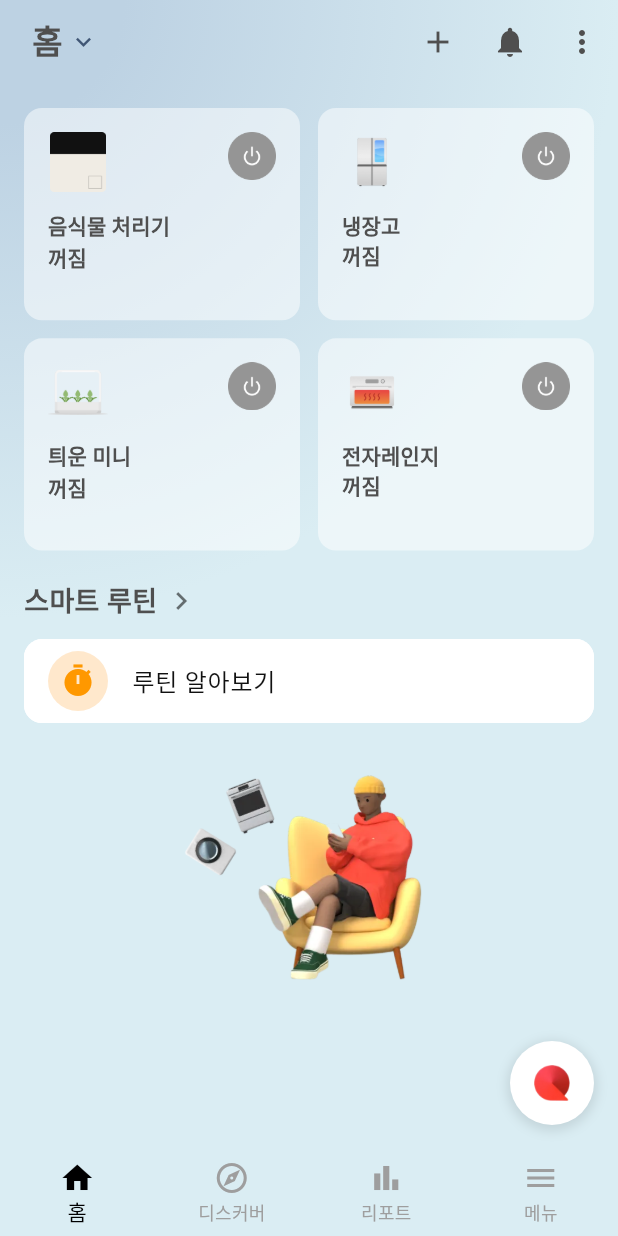
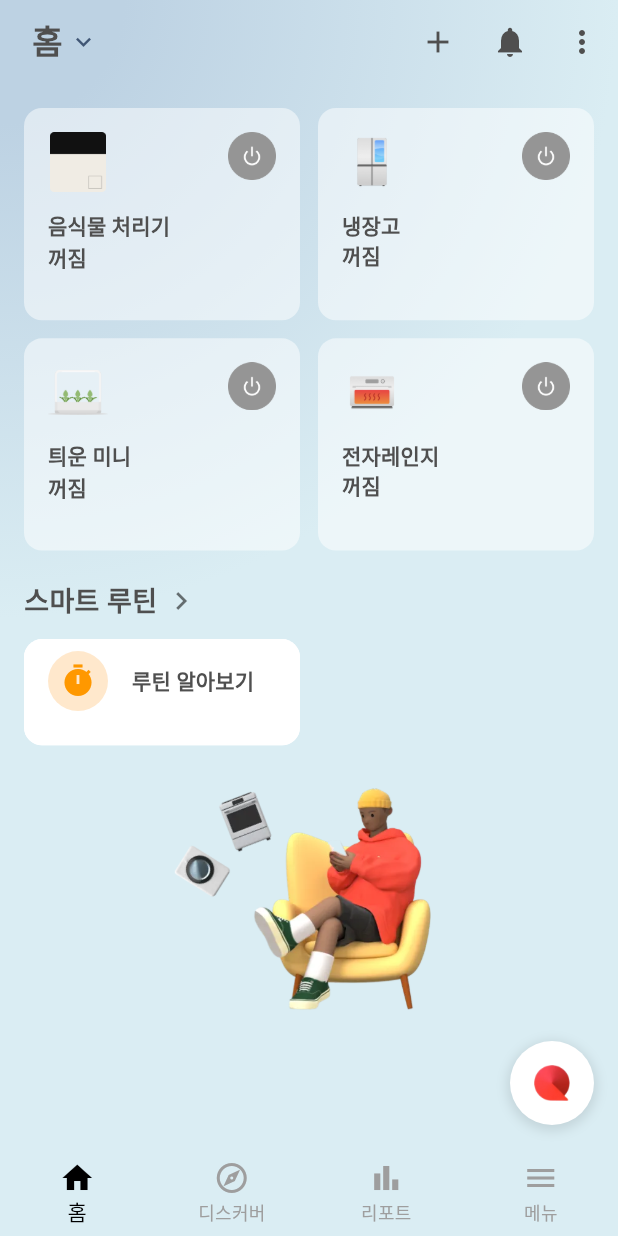
Before and after one commit to 5MinHaAll/5minha_lg-newzen, a Flutter app: the Home screen opened directly with empty values, on a phone screen of 412 x 824 dp. Run offline on Flutter 3.47's test engine with Material 3 defaults, Android fonts, the phone set to English and light mode, and no system bars; our stand-ins replace camera, firebase_auth, firebase_core, google_fonts, image_picker; missing offline and left inert: flutter_vision; accounts and stored records are empty; Roboto replaces fonts that are missing (Lg).

```diff
--- a/lib/screens/auth/login.dart
+++ b/lib/screens/auth/login.dart
@@ -114,8 +114,8 @@ class _LoginState extends State<Login> {
                 Align(
                   alignment: Alignment.centerLeft,
                   child: Image.asset(
-                    'assets/images/login/lge_logo_kr.png',
-                    height: 50,
+                    'assets/images/login/lge_logo_kr_new.png',
+                    height: 40,
                   ),
                 ),
 
--- a/lib/screens/home.dart
+++ b/lib/screens/home.dart
@@ -1,6 +1,7 @@
 import 'package:flutter/material.dart';
 import '../components/device_card.dart';
 import '../theme/app_colors.dart';
+import '../theme/app_text.dart';
 import 'device/device_on.dart';
 import '../components/appbar_home.dart';
 import '../components/bottom_nav_bar.dart';
@@ -36,6 +37,7 @@ class _HomeState extends State<Home> {
   @override
   Widget build(BuildContext context) {
     final bottomPadding = MediaQuery.of(context).padding.bottom;
+    final textTheme = Theme.of(context).textTheme;
 
     return Container(
       decoration: const BoxDecoration(
@@ -56,12 +58,14 @@ class _HomeState extends State<Home> {
         appBar: HomeAppBar(userName: widget.userName),
         body: SafeArea(
           bottom: false,
-          child: SingleChildScrollView(
+          child: Stack(
+            children: [
+              SingleChildScrollView(
                 padding: EdgeInsets.only(
                   left: 16,
                   right: 16,
                   top: 16,
-              bottom: kBottomNavigationBarHeight + bottomPadding + 16,
+                  bottom: kBottomNavigationBarHeight + bottomPadding + 200,
                 ),
                 child: Column(
                   crossAxisAlignment: CrossAxisAlignment.start,
@@ -70,7 +74,8 @@ class _HomeState extends State<Home> {
                       shrinkWrap: true,
                       physics: const NeverScrollableScrollPhysics(),
                       padding: EdgeInsets.zero,
-                  gridDelegate: const SliverGridDelegateWithFixedCrossAxisCount(
+                      gridDelegate:
+                          const SliverGridDelegateWithFixedCrossAxisCount(
                         crossAxisCount: 2,
                         crossAxisSpacing: 12,
                         mainAxisSpacing: 12,
@@ -133,7 +138,7 @@ class _HomeState extends State<Home> {
                       ],
                     ),
                     Padding(
-                  padding: const EdgeInsets.only(top: 20), // 상단 여백을 8로 설정
+                      padding: const EdgeInsets.only(top: 20),
                       child: Row(
                         mainAxisAlignment: MainAxisAlignment.start,
                         children: [
@@ -146,12 +151,17 @@ class _HomeState extends State<Home> {
                           ),
                           const SizedBox(width: 4),
                           Icon(Icons.chevron_right,
-                          size: 24, color: Colors.black54), // chevron 아이콘 추가
+                              size: 24, color: Colors.black54),
                         ],
                       ),
                     ),
                     const SizedBox(height: 12),
-                Container(
+                    SizedBox(
+                      width: MediaQuery.of(context).size.width / 2 - 22,
+                      // TODO: height 수정 필요
+                      child: AspectRatio(
+                        aspectRatio: 2.6,
+                        child: Container(
                           decoration: BoxDecoration(
                             color: Colors.white,
                             borderRadius: BorderRadius.circular(12),
@@ -164,18 +174,32 @@ class _HomeState extends State<Home> {
                               backgroundColor: Color(0xFFFFE8CC),
                               child: Icon(Icons.timer, color: Colors.orange),
                             ),
-                    title: const Text("루틴 알아보기"),
+                            title: Text(
+                              "루틴 알아보기",
+                              style: textTheme.titleSmall?.copyWith(
+                                color: AppColors.secondaryText,
+                                // fontSize: 13,
+                                fontWeight: FontWeight.w600,
                               ),
                             ),
-                // 3d_man 이미지
-                const SizedBox(height: 0),
-                Image.asset(
+                          ),
+                        ),
+                      ),
+                    ),
+                  ],
+                ),
+              ),
+              Positioned(
+                left: 0,
+                right: 0,
+                bottom: kBottomNavigationBarHeight + bottomPadding,
+                child: Image.asset(
                   'assets/images/home/3d_man.png',
                   width: double.infinity,
                   fit: BoxFit.cover,
                 ),
+              ),
             ],
-            ),
           ),
         ),
         floatingActionButton: Container(
```
Also changed, not shown: lib/screens/auth/welcome_screen.dart (+7 -3 lines). Lines whose indentation alone changed are shown as unchanged.
